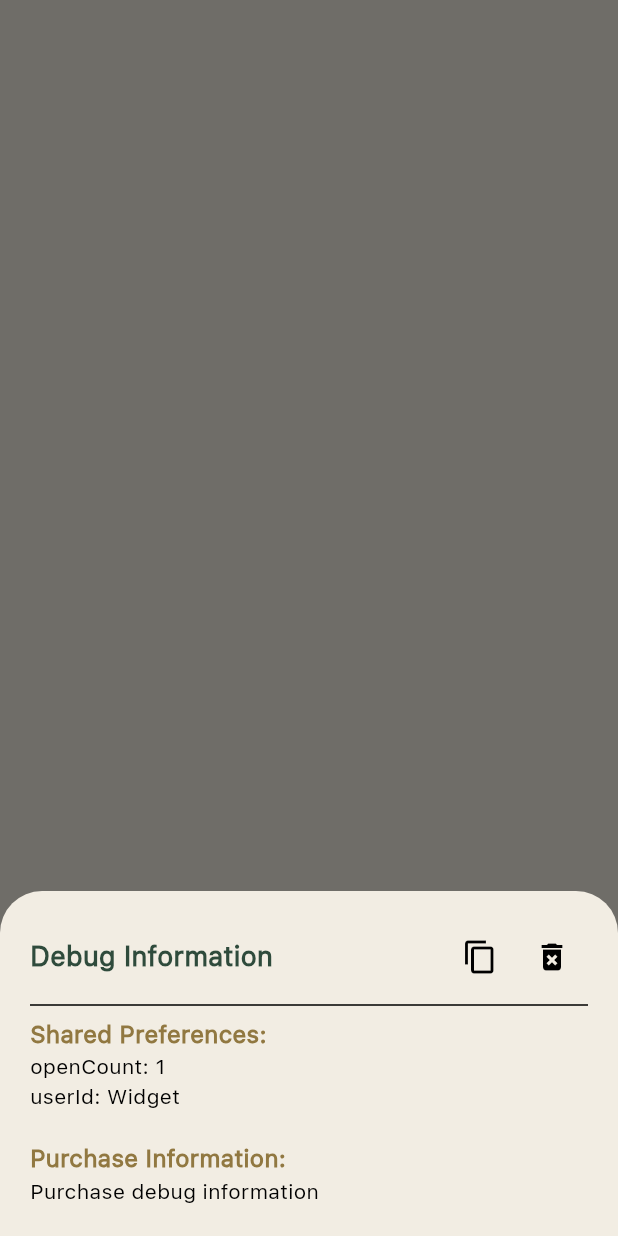
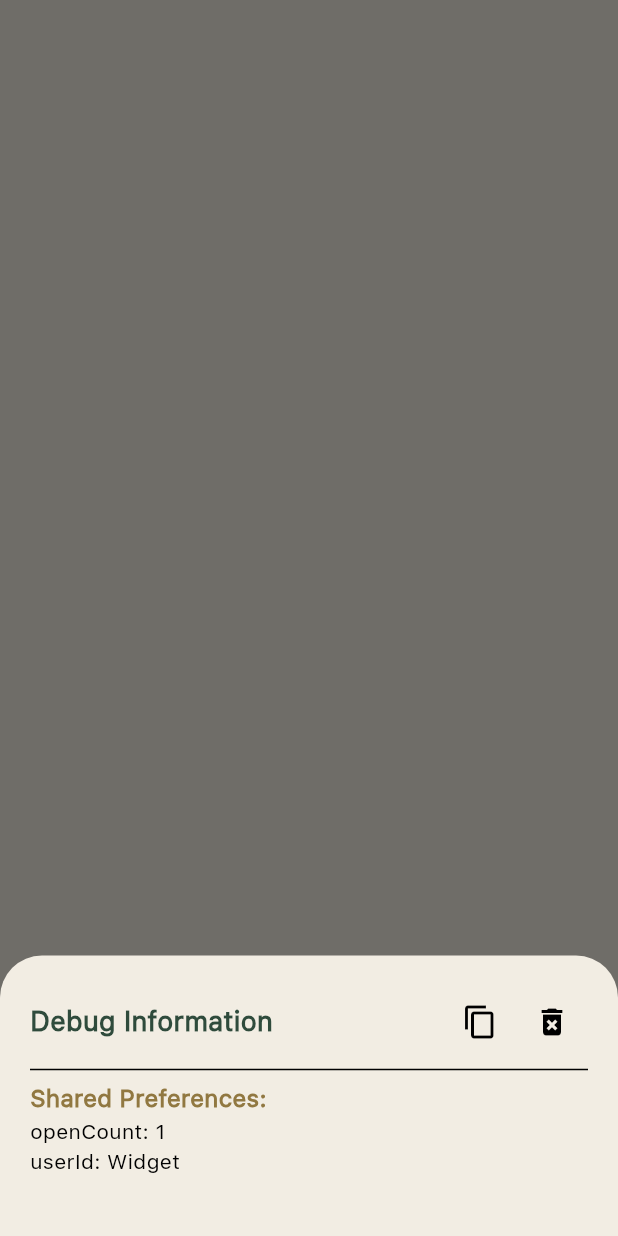
Before and after one commit to t-jayw/ChronoLog, a Flutter app: what showDebugInfoModal() shows on an empty page, opened directly, on a phone screen of 412 x 824 dp. Run offline on Flutter 3.47's test engine with Material 3 defaults, Android fonts, the light colour scheme and no system bars; our stand-ins replace carousel_slider, csv, file_picker, fl_chart, flutter_dotenv, flutter_image_compress and 9 more; missing offline and left inert: exif, posthog_flutter, purchases_flutter, ulid; accounts and stored records are empty.

Commit message:
small tweaks -- release candidate

```diff
--- a/lib/components/new_timepiece_display.dart
+++ b/lib/components/new_timepiece_display.dart
@@ -253,8 +253,7 @@ class NewTimepieceDisplay extends ConsumerWidget {
                                               fontSize: 15,
                                               color: Theme.of(context)
                                                   .colorScheme
-                                                  .tertiary
-                                                  .withOpacity(0.8),
+                                                  .tertiary,
                                               fontWeight: FontWeight.w500,
                                             ),
                                             maxLines: 1,
--- a/lib/screens/info_page_screen.dart
+++ b/lib/screens/info_page_screen.dart
@@ -346,7 +346,7 @@ class InfoPage extends ConsumerWidget {
         ]),
 
         // ... rest of the existing footer content ...
-        SizedBox(height: 4),
+        SizedBox(height: 30),
 
         Column(
           children: [
@@ -570,21 +570,7 @@ void showDebugInfoModal(BuildContext context) async {
                 ),
               ),
               SizedBox(height: 20),
-              Text(
-                'Purchase Information:',
-                style: TextStyle(
-                  fontSize: 16,
-                  fontWeight: FontWeight.bold,
-                  color: Theme.of(context).colorScheme.secondary,
-                ),
-              ),
-              Text(
-                purchaseInfo,
-                style: TextStyle(
-                  fontSize: 14,
-                  color: Theme.of(context).colorScheme.onSurface,
-                ),
-              ),
+
             ],
           ),
         ),
```
Also changed, not shown: lib/screens/welcome_screen.dart (+9 -1 lines).
